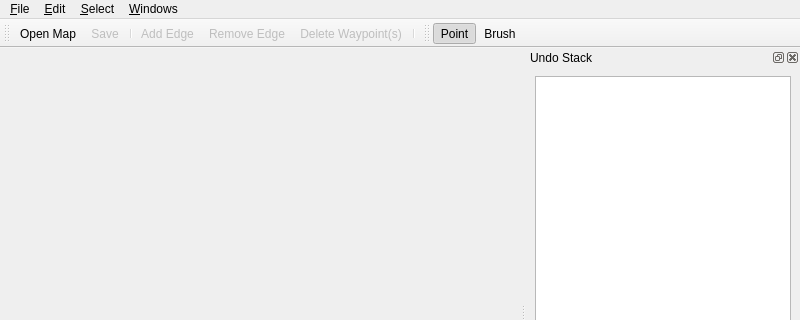
Above: delta3d/utilities/AIUtility/mainwindow.ui from delta3d/delta3d before the change; both pictures show x 0 to 800 and y 0 to 320 of the 800 by 600 pixel window. Below: the same form after it.
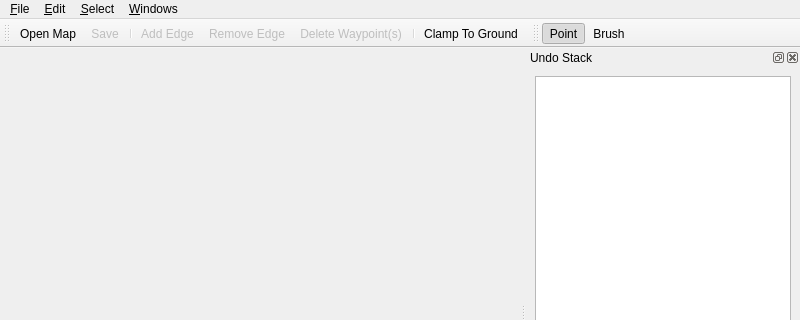
That is the form after the change. Icons and pictures are not drawn.

Commit message: Added ability to AIUtility to ground clamp the selected waypoints.

The edit to the form file:
```diff
--- a/delta3d/utilities/AIUtility/mainwindow.ui
+++ b/delta3d/utilities/AIUtility/mainwindow.ui
@@ -90,6 +90,7 @@
    <addaction name="mActionRemoveEdge"/>
    <addaction name="mActionDeleteSelectedWaypoints"/>
    <addaction name="separator"/>
+   <addaction name="mActionGroundClamp"/>
   </widget>
   <widget class="QDockWidget" name="undoStack">
    <property name="windowTitle">
@@ -272,6 +273,14 @@
     <string>Preferences</string>
    </property>
   </action>
+  <action name="mActionGroundClamp">
+   <property name="text">
+    <string>Clamp To Ground</string>
+   </property>
+   <property name="toolTip">
+    <string>Clamp the selected waypoints to the ground</string>
+   </property>
+  </action>
  </widget>
  <customwidgets>
   <customwidget>
```
Left out of the diff: 3 changed lines with no effect on the pictures. The commit also changes 5 other files.
